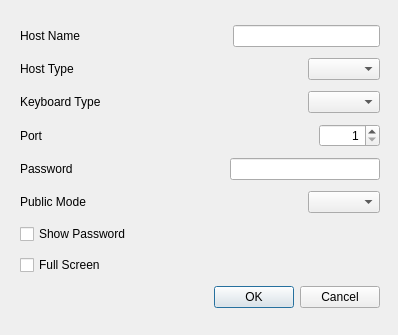
Before: the Qt Designer form src/GUI/connect_to_server_dialog_touchpanel.ui in funfun-dc5/qtbrynhildr, drawn with Qt 5.
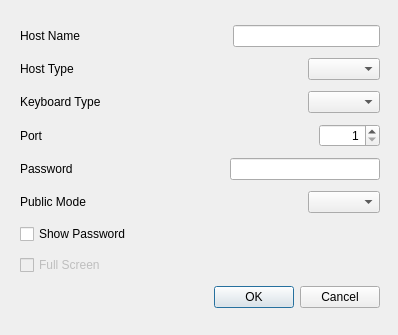
After: the same form once the commit is applied.

Commit message: disabled fullscreen checkbox on android

What changed in the file:
```diff
--- a/src/GUI/connect_to_server_dialog_touchpanel.ui
+++ b/src/GUI/connect_to_server_dialog_touchpanel.ui
@@ -232,6 +232,9 @@
     </item>
     <item>
      <widget class="QCheckBox" name="checkBox_fullScreen">
+      <property name="enabled">
+       <bool>false</bool>
+      </property>
       <property name="text">
        <string>Full Screen</string>
       </property>
```
The commit also changes 2 other files.
